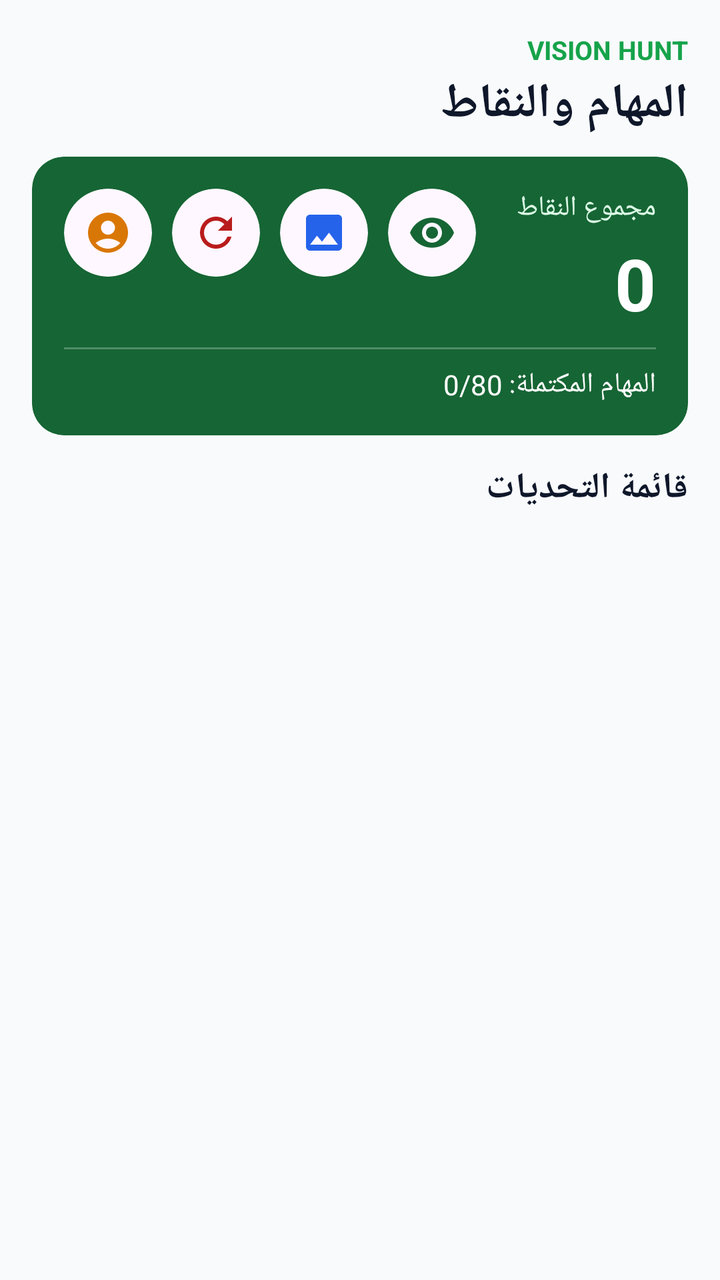
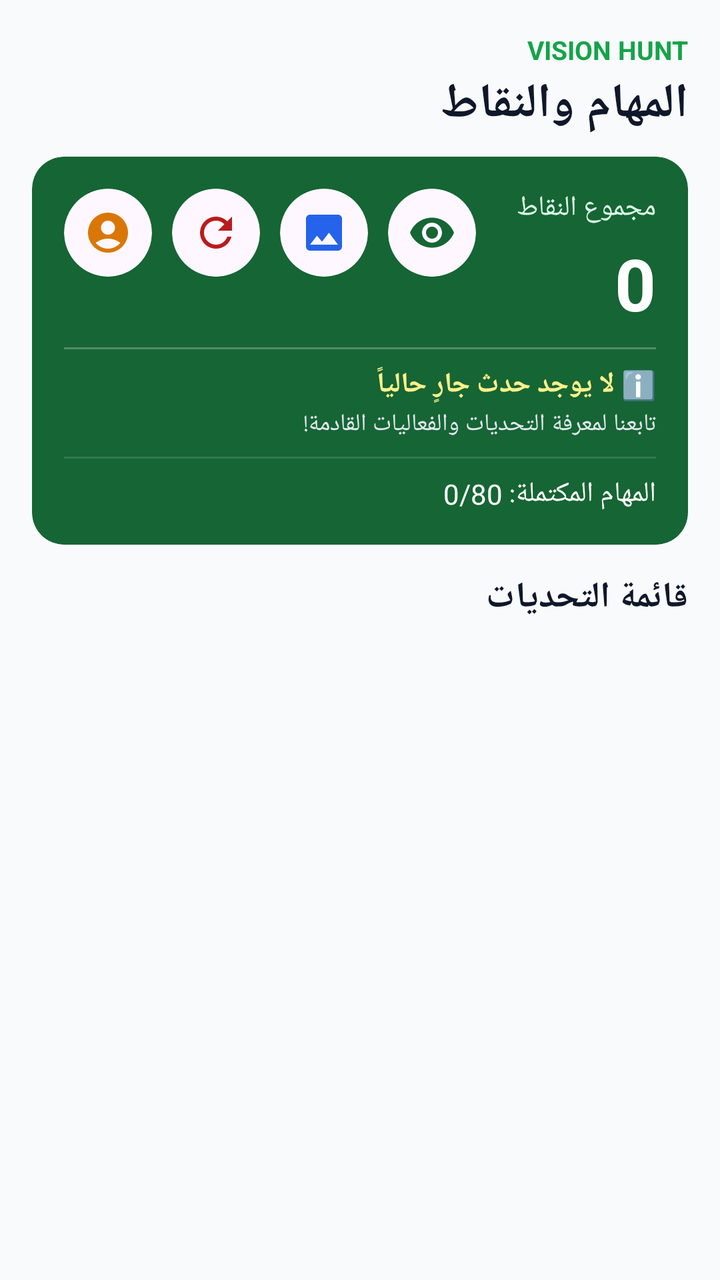

Screens rendered from an Android XML layout before and after an edit, with the pre-edit source and the edit as a unified diff.
<!-- AndroidManifest.xml: application theme Theme.VisionHuntOnline -->
<!-- res/layout/fragment_tasks.xml -->
<?xml version="1.0" encoding="utf-8"?>
<LinearLayout xmlns:android="http://schemas.android.com/apk/res/android"
    xmlns:app="http://schemas.android.com/apk/res-auto"
    android:layout_width="match_parent"
    android:layout_height="match_parent"
    android:background="@color/screen_background"
    android:layoutDirection="rtl"
    android:orientation="vertical"
    android:padding="16dp"
    android:textDirection="rtl">

    
    <TextView
        android:layout_width="wrap_content"
        android:layout_height="wrap_content"
        android:layout_gravity="start"
        android:text="VISION HUNT"
        android:textColor="#16A34A"
        android:textSize="13sp"
        android:textStyle="bold" />

    <TextView
        android:layout_width="wrap_content"
        android:layout_height="wrap_content"
        android:layout_gravity="start"
        android:layout_marginTop="2dp"
        android:text="المهام والنقاط"
        android:textColor="@color/text_primary"
        android:textSize="24sp"
        android:textStyle="bold" />

    
    <com.google.android.material.card.MaterialCardView
        android:layout_width="match_parent"
        android:layout_height="wrap_content"
        android:layout_marginTop="10dp"
        app:cardBackgroundColor="#166534"
        app:cardCornerRadius="16dp"
        app:cardElevation="0dp"
        app:strokeWidth="0dp">

        <RelativeLayout
            android:layout_width="match_parent"
            android:layout_height="wrap_content"
            android:padding="16dp">

            
            <LinearLayout
                android:id="@+id/layout_card_actions"
                android:layout_width="wrap_content"
                android:layout_height="wrap_content"
                android:layout_alignParentTop="true"
                android:layout_alignParentEnd="true"
                android:orientation="horizontal">

                
                <com.google.android.material.card.MaterialCardView
                    android:id="@+id/btn_start_camera_card"
                    android:layout_width="44dp"
                    android:layout_height="44dp"
                    android:clickable="true"
                    android:focusable="true"
                    app:cardCornerRadius="22dp"
                    app:cardElevation="0dp"
                    app:strokeWidth="0dp">

                    <ImageView
                        android:id="@+id/btn_start_camera"
                        android:layout_width="24dp"
                        android:layout_height="24dp"
                        android:layout_gravity="center"
                        android:contentDescription="ابدأ البحث بالكاميرا"
                        android:src="@drawable/ic_vision"
                        app:tint="#166534" />

                </com.google.android.material.card.MaterialCardView>

                <Space
                    android:layout_width="10dp"
                    android:layout_height="wrap_content" />

                
                <com.google.android.material.card.MaterialCardView
                    android:id="@+id/btn_gallery_card"
                    android:layout_width="44dp"
                    android:layout_height="44dp"
                    android:clickable="true"
                    android:focusable="true"
                    app:cardCornerRadius="22dp"
                    app:cardElevation="0dp"
                    app:strokeWidth="0dp">

                    <ImageView
                        android:id="@+id/btn_gallery"
                        android:layout_width="24dp"
                        android:layout_height="24dp"
                        android:layout_gravity="center"
                        android:contentDescription="الصور المكتشفة"
                        android:src="@drawable/ic_images"
                        app:tint="#2563EB" />

                </com.google.android.material.card.MaterialCardView>

                <Space
                    android:layout_width="10dp"
                    android:layout_height="wrap_content" />

                
                <com.google.android.material.card.MaterialCardView
                    android:id="@+id/btn_reset_game_card"
                    android:layout_width="44dp"
                    android:layout_height="44dp"
                    android:clickable="true"
                    android:focusable="true"
                    app:cardCornerRadius="22dp"
                    app:cardElevation="0dp"
                    app:strokeWidth="0dp">

                    <ImageView
                        android:id="@+id/btn_reset_game"
                        android:layout_width="24dp"
                        android:layout_height="24dp"
                        android:layout_gravity="center"
                        android:contentDescription="إعادة بدء اللعبة"
                        android:src="@drawable/ic_restart"
                        app:tint="#B91C1C" />

                </com.google.android.material.card.MaterialCardView>

                <Space
                    android:layout_width="10dp"
                    android:layout_height="wrap_content" />

                
                <com.google.android.material.card.MaterialCardView
                    android:id="@+id/btn_profile_info_card"
                    android:layout_width="44dp"
                    android:layout_height="44dp"
                    android:clickable="true"
                    android:focusable="true"
                    app:cardCornerRadius="22dp"
                    app:cardElevation="0dp"
                    app:strokeWidth="0dp">

                    <ImageView
                        android:id="@+id/btn_profile_info"
                        android:layout_width="24dp"
                        android:layout_height="24dp"
                        android:layout_gravity="center"
                        android:contentDescription="معلومات الحساب وقواعد اللعبة"
                        android:src="@drawable/ic_info"
                        app:tint="#D97706" />

                </com.google.android.material.card.MaterialCardView>

            </LinearLayout>

            
            <TextView
                android:id="@+id/tv_score_label"
                android:layout_width="wrap_content"
                android:layout_height="wrap_content"
                android:layout_alignParentStart="true"
                android:layout_alignParentTop="true"
                android:text="مجموع النقاط"
                android:textColor="#DCFCE7"
                android:textSize="14sp" />

            <TextView
                android:id="@+id/tv_score"
                android:layout_width="wrap_content"
                android:layout_height="wrap_content"
                android:layout_below="@id/tv_score_label"
                android:layout_alignParentStart="true"
                android:layout_marginTop="4dp"
                android:text="0"
                android:textColor="#FFFFFF"
                android:textSize="36sp"
                android:textStyle="bold" />

            <View
                android:id="@+id/divider_card"
                android:layout_width="match_parent"
                android:layout_height="1dp"
                android:layout_below="@id/tv_score"
                android:layout_marginTop="8dp"
                android:background="#40FFFFFF" />

            <TextView
                android:id="@+id/tv_progress"
                android:layout_width="wrap_content"
                android:layout_height="wrap_content"
                android:layout_below="@id/divider_card"
                android:layout_alignParentStart="true"
                android:layout_marginTop="8dp"
                android:text="المهام المكتملة: 0/80"
                android:textColor="#FFFFFF"
                android:textSize="14sp" />

        </RelativeLayout>

    </com.google.android.material.card.MaterialCardView>

    <TextView
        android:layout_width="wrap_content"
        android:layout_height="wrap_content"
        android:layout_gravity="start"
        android:layout_marginTop="14dp"
        android:layout_marginBottom="6dp"
        android:text="قائمة التحديات"
        android:textColor="@color/text_primary"
        android:textSize="18sp"
        android:textStyle="bold" />

    
    <androidx.recyclerview.widget.RecyclerView
        android:id="@+id/rv_tasks"
        android:layout_width="match_parent"
        android:layout_height="0dp"
        android:layout_weight="1"
        android:clipToPadding="false"
        android:paddingBottom="12dp" />

</LinearLayout>
<!-- resources referenced by this layout -->
<resources>
  <color name="screen_background">#F8FAFC</color>
  <color name="text_primary">#0F172A</color>
  <!-- drawable ic_images (drawable) -->
  <vector xmlns:android="http://schemas.android.com/apk/res/android" android:height="24dp" android:tint="#000000" android:viewportHeight="24" android:viewportWidth="24" android:width="24dp">
        
      <path android:fillColor="@android:color/white" android:pathData="M21,19V5c0,-1.1 -0.9,-2 -2,-2H5c-1.1,0 -2,0.9 -2,2v14c0,1.1 0.9,2 2,2h14c1.1,0 2,-0.9 2,-2zM8.5,13.5l2.5,3.01L14.5,12l4.5,6H5l3.5,-4.5z"/>
      
  </vector>
  <!-- drawable ic_info (drawable) -->
  <vector xmlns:android="http://schemas.android.com/apk/res/android" android:height="24dp" android:tint="#000000" android:viewportHeight="24" android:viewportWidth="24" android:width="24dp">
        
      <path android:fillColor="@android:color/white" android:pathData="M12,2C6.48,2 2,6.48 2,12s4.48,10 10,10s10,-4.48 10,-10S17.52,2 12,2zM12,6c1.93,0 3.5,1.57 3.5,3.5S13.93,13 12,13s-3.5,-1.57 -3.5,-3.5S10.07,6 12,6zM12,20c-2.03,0 -4.43,-0.82 -6.14,-2.88C7.55,15.8 9.68,15 12,15s4.45,0.8 6.14,2.12C16.43,19.18 14.03,20 12,20z"/>
      
  </vector>
  <!-- drawable ic_restart (drawable) -->
  <vector xmlns:android="http://schemas.android.com/apk/res/android"
      android:width="24dp"
      android:height="24dp"
      android:viewportWidth="24"
      android:viewportHeight="24">
      <path
          android:fillColor="#FF000000"
          android:pathData="M17.65,6.35C16.2,4.9 14.21,4 12,4c-4.42,0 -7.99,3.58 -7.99,8s3.57,8 7.99,8c3.73,0 6.84,-2.55 7.73,-6h-2.08c-0.82,2.33 -3.04,4 -5.65,4 -3.31,0 -6,-2.69 -6,-6s2.69,-6 6,-6c1.66,0 3.14,0.69 4.22,1.78L13,11h7V4l-2.35,2.35z" />
  </vector>
  <!-- drawable ic_vision (drawable) -->
  <vector xmlns:android="http://schemas.android.com/apk/res/android"
      android:width="24dp"
      android:height="24dp"
      android:viewportWidth="24"
      android:viewportHeight="24">
      <path
          android:fillColor="#FF000000"
          android:pathData="M12,4.5C7,4.5 2.73,7.61 1,12c1.73,4.39 6,7.5 11,7.5s9.27,-3.11 11,-7.5c-1.73,-4.39 -6,-7.5 -11,-7.5zM12,17c-2.76,0 -5,-2.24 -5,-5s2.24,-5 5,-5 5,2.24 5,5 -2.24,5 -5,5zM12,9c-1.66,0 -3,1.34 -3,3s1.34,3 3,3 3,-1.34 3,-3 -1.34,-3 -3,-3z" />
  </vector>
  <style name="Theme.VisionHuntOnline" parent="Theme.Material3.DayNight.NoActionBar">
          <item name="colorPrimary">#16A34A</item>
          <item name="colorPrimaryVariant">#166534</item>
          <item name="colorOnPrimary">#FFFFFF</item>
          <item name="colorSecondary">#16A34A</item>
          <item name="colorOnSecondary">#FFFFFF</item>
          <item name="android:windowBackground">@color/screen_background</item>
          <item name="android:statusBarColor">@color/screen_background</item>
          <item name="android:windowLightStatusBar">true</item>
          <item name="android:navigationBarColor">@color/bottom_nav_background</item>
          <item name="android:windowLightNavigationBar">true</item>
      </style>
  <color name="bottom_nav_background">#FFFFFF</color>
</resources>

<!-- the commit's change to res/layout/fragment_tasks.xml (unified diff, before → after) -->
@@ -186,11 +186,47 @@
                 android:layout_marginTop="8dp"
                 android:background="#40FFFFFF" />
 
+            
+            <LinearLayout
+                android:id="@+id/layout_current_event"
+                android:layout_width="match_parent"
+                android:layout_height="wrap_content"
+                android:layout_below="@id/divider_card"
+                android:layout_marginTop="8dp"
+                android:orientation="vertical"
+                android:visibility="visible">
+
+                <TextView
+                    android:id="@+id/tv_event_title"
+                    android:layout_width="wrap_content"
+                    android:layout_height="wrap_content"
+                    android:text="ℹ️ لا يوجد حدث جارٍ حالياً"
+                    android:textColor="#FEF08A"
+                    android:textSize="14sp"
+                    android:textStyle="bold" />
+
+                <TextView
+                    android:id="@+id/tv_event_description"
+                    android:layout_width="wrap_content"
+                    android:layout_height="wrap_content"
+                    android:layout_marginTop="2dp"
+                    android:text="تابعنا لمعرفة التحديات والفعاليات القادمة!"
+                    android:textColor="#E2E8F0"
+                    android:textSize="12sp" />
+
+                <View
+                    android:layout_width="match_parent"
+                    android:layout_height="1dp"
+                    android:layout_marginTop="8dp"
+                    android:background="#20FFFFFF" />
+
+            </LinearLayout>
+
             <TextView
                 android:id="@+id/tv_progress"
                 android:layout_width="wrap_content"
                 android:layout_height="wrap_content"
-                android:layout_below="@id/divider_card"
+                android:layout_below="@id/layout_current_event"
                 android:layout_alignParentStart="true"
                 android:layout_marginTop="8dp"
                 android:text="المهام المكتملة: 0/80"
